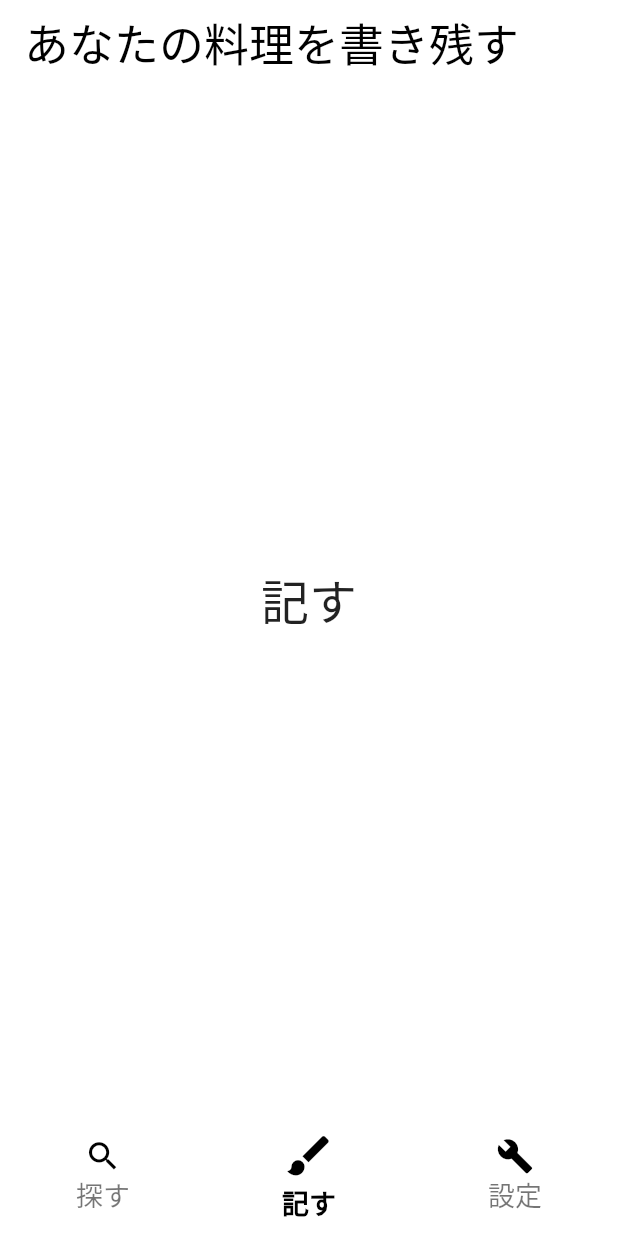
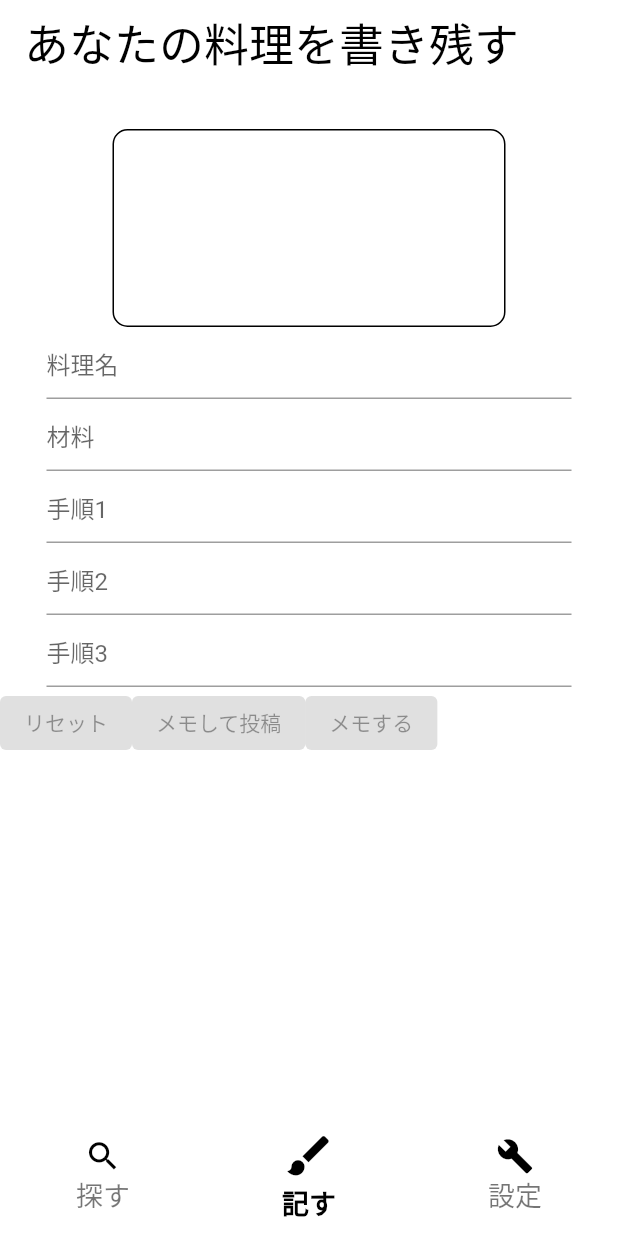
Before and after one commit to RiutaDaikiSenpai/otoko_meshi, a Flutter app: the screen it shows after launch, item 2 of the bottom bar chosen, on a phone screen of 412 x 824 dp. Run offline on Flutter 3.47's test engine with Material 2 defaults, Android fonts, the phone set to English and light mode, and no system bars.

Commit message:
記録画面にウィジェット配置

```diff
--- a/lib/screens/write.dart
+++ b/lib/screens/write.dart
@@ -17,8 +17,86 @@ class WriteScreen extends StatelessWidget {
       ),
       body: Container(
           color: Colors.white,
-          child: const Center(
-              child: Text('記す', style: TextStyle(fontSize: 32.0)))),
+          child: Center(
+              child: Column(
+            children: [
+              SizedBox(
+                height: 30,
+              ),
+              Container(
+                decoration: BoxDecoration(
+                    border: Border.all(
+                      color: Colors.black,
+                      width: 1,
+                    ),
+                    borderRadius: BorderRadius.circular(10)),
+                child: const SizedBox(
+                  height: 130,
+                  width: 260,
+                ),
+              ),
+              const SizedBox(
+                width: 350,
+                child: TextField(
+                  cursorColor: Colors.black,
+                  decoration: InputDecoration(
+                      hintText: '料理名',
+                      focusedBorder: UnderlineInputBorder(
+                          borderSide: BorderSide(color: Colors.black))),
+                ),
+              ),
+              const SizedBox(
+                width: 350,
+                child: TextField(
+                  keyboardType: TextInputType.multiline,
+                  maxLines: null,
+                  cursorColor: Colors.black,
+                  decoration: InputDecoration(
+                      hintText: '材料',
+                      focusedBorder: UnderlineInputBorder(
+                          borderSide: BorderSide(color: Colors.black))),
+                ),
+              ),
+              const SizedBox(
+                width: 350,
+                child: TextField(
+                  cursorColor: Colors.black,
+                  decoration: InputDecoration(
+                      hintText: '手順1',
+                      focusedBorder: UnderlineInputBorder(
+                          borderSide: BorderSide(color: Colors.black))),
+                ),
+              ),
+              const SizedBox(
+                width: 350,
+                child: TextField(
+                  cursorColor: Colors.black,
+                  decoration: InputDecoration(
+                      hintText: '手順2',
+                      focusedBorder: UnderlineInputBorder(
+                          borderSide: BorderSide(color: Colors.black))),
+                ),
+              ),
+              const SizedBox(
+                width: 350,
+                child: TextField(
+                  cursorColor: Colors.black,
+                  decoration: InputDecoration(
+                      hintText: '手順3',
+                      focusedBorder: UnderlineInputBorder(
+                          borderSide: BorderSide(color: Colors.black))),
+                ),
+              ),
+
+              Row(
+                children: const [
+                  ElevatedButton(onPressed: null, child: Text('リセット')),
+                  ElevatedButton(onPressed: null, child: Text('メモして投稿')),
+                  ElevatedButton(onPressed: null, child: Text('メモする'))
+                ],
+              )
+            ],
+          ))),
     );
   }
 }
```
